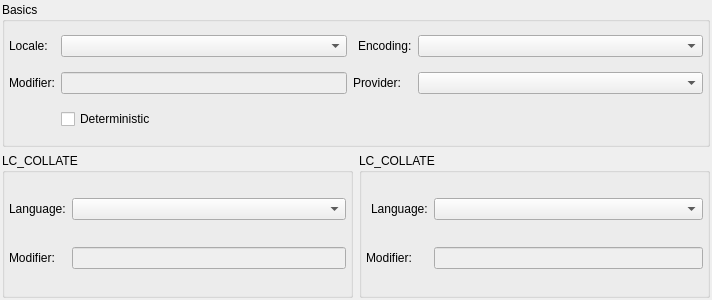
Above: libpgmodeler_ui/ui/collationwidget.ui from pgmodeler/pgmodeler before the change. Below: the same form after it.
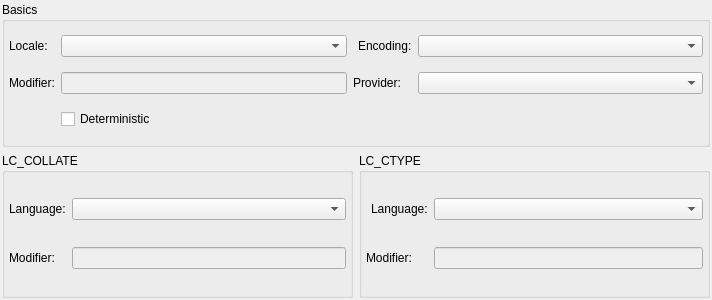
That is the form after the change.

Commit message: Fixed wrong text in collationwidget.ui

Patch:
```diff
--- a/libpgmodeler_ui/ui/collationwidget.ui
+++ b/libpgmodeler_ui/ui/collationwidget.ui
@@ -303,7 +303,7 @@
    <item row="2" column="2" colspan="2">
     <widget class="QGroupBox" name="groupBox_2">
      <property name="title">
-      <string>LC_COLLATE</string>
+      <string>LC_CTYPE</string>
      </property>
      <layout class="QGridLayout" name="gridLayout_2">
       <property name="leftMargin">
```
